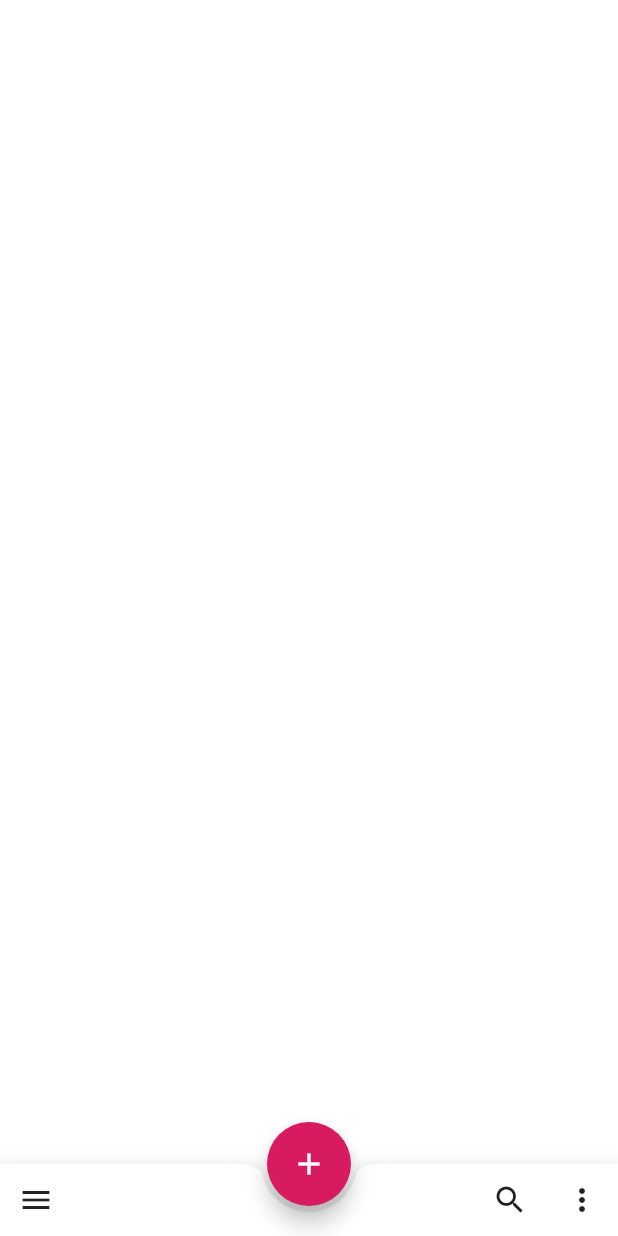
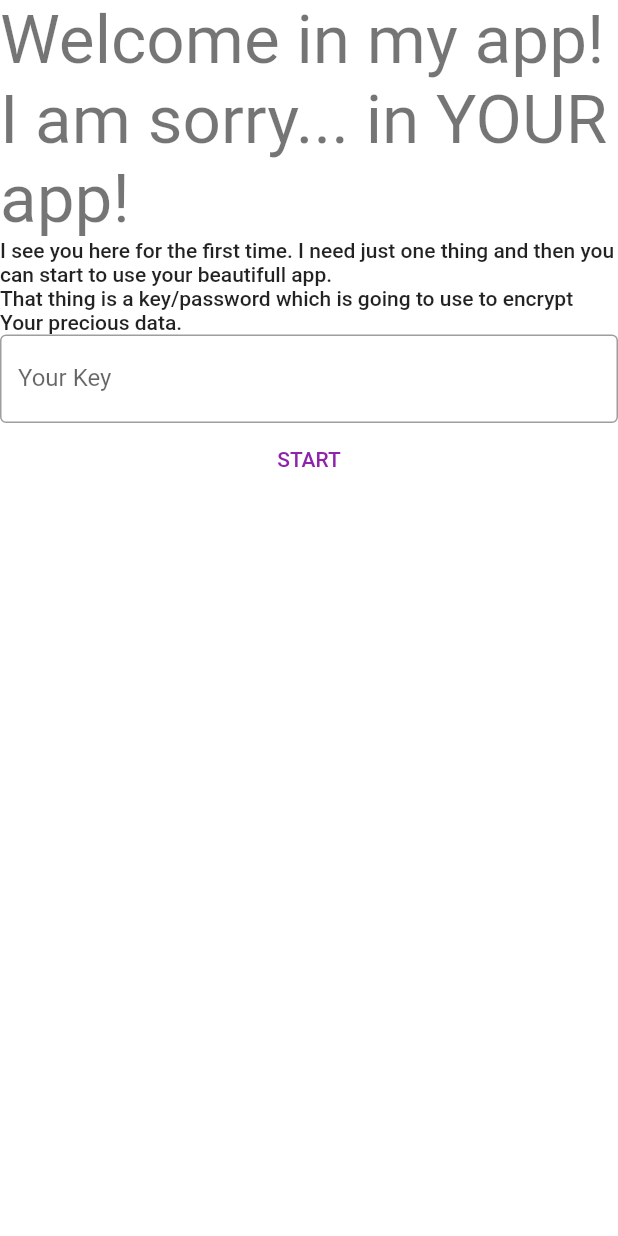
Before and after one commit to LiLatee/Safer_PasswordStorage, a Flutter app: the screen it shows after launch, on a phone screen of 412 x 824 dp. Run offline on Flutter 3.47's test engine with Material 2 defaults, Android fonts, the phone set to English and light mode, and no system bars; our stand-ins replace auto_size_text, bloc, dartz, equatable, file_picker, floor and 7 more; missing offline and left inert: aes_crypt, encrypt, random_color; accounts and stored records are empty; generated files the repository leaves out were written again.

```diff
--- a/lib/logic/cubit/preferences_cubit.dart
+++ b/lib/logic/cubit/preferences_cubit.dart
@@ -1,27 +1,29 @@
-import 'dart:developer';
+// import 'dart:developer';
 
-import 'package:bloc/bloc.dart';
-import 'package:equatable/equatable.dart';
-import 'package:shared_preferences/shared_preferences.dart';
+// import 'package:bloc/bloc.dart';
+// import 'package:equatable/equatable.dart';
+// import 'package:shared_preferences/shared_preferences.dart';
 
-part 'preferences_state.dart';
+// part 'preferences_state.dart';
 
-class PreferencesCubit extends Cubit<PreferencesState> {
-  final SharedPreferences prefs;
+// class PreferencesCubit extends Cubit<PreferencesState> {
+//   final SharedPreferences prefs;
 
-  PreferencesCubit({required this.prefs})
-      : super(PreferencesLoaded(keyExists: prefs.containsKey('key')));
+//   PreferencesCubit({required this.prefs})
+//       : super(PreferencesInitialState()) {
 
-  // void checkIfKeyExists() async {
-  //   if (prefs.containsKey("key"))
-  //     emit(PreferencesKeyExists());
-  //   else
-  //     emit(PreferencesKeyIsNeeded());
-  // }
+//       }
 
-  void setKey({required String key}) {
-    log("w PreferenceCubit");
-    prefs.setString('key', key);
-    emit(PreferencesLoaded(keyExists: prefs.containsKey('key')));
-  }
-}
+//   void checkIfKeyExists() async {
+//     if (prefs.containsKey("key"))
+//       emit(PreferencesKeyExists());
+//     else
+//       emit(PreferencesKeyIsNeeded());
+//   }
+
+//   void setKey({required String key}) {
+//     log("PreferencesCubit - setKey");
+//     prefs.setString('key', key);
+//     emit(PreferencesLoaded(keyExists: prefs.containsKey('key')));
+//   }
+// }
--- a/lib/logic/cubit/preferences_state.dart
+++ b/lib/logic/cubit/preferences_state.dart
@@ -1,14 +1,16 @@
-part of 'preferences_cubit.dart';
+// part of 'preferences_cubit.dart';
 
-abstract class PreferencesState extends Equatable {
-  const PreferencesState();
+// abstract class PreferencesState extends Equatable {
+//   const PreferencesState();
 
-  @override
-  List<Object> get props => [];
-}
+//   @override
+//   List<Object> get props => [];
+// }
 
-class PreferencesLoaded extends PreferencesState {
-  final bool keyExists;
+// class PreferencesInitialState extends PreferencesState {}
 
-  PreferencesLoaded({required this.keyExists});
-}
+// class PreferencesLoaded extends PreferencesState {
+//   final bool keyExists;
+
+//   PreferencesLoaded({required this.keyExists});
+// }
--- a/lib/main.dart
+++ b/lib/main.dart
@@ -4,7 +4,10 @@ import 'package:flutter/material.dart';
 import 'package:flutter_bloc/flutter_bloc.dart';
 import 'package:flutter_gen/gen_l10n/app_localizations.dart';
 import 'package:my_simple_password_storage_clean/logic/cubit/all_accounts/accounts_cubit.dart';
+import 'package:my_simple_password_storage_clean/presentation/screens/first_launch/key_is_needed_dialog.dart';
+import 'package:my_simple_password_storage_clean/presentation/screens/home_screen/home_screen.dart';
 import 'package:provider/provider.dart';
+import 'package:shared_preferences/shared_preferences.dart';
 
 import 'core/themes/app_theme.dart';
 import 'data/data_providers/SQLprovider.dart';
@@ -18,34 +21,18 @@ import 'service_locator.dart' as di;
 
 void main() async {
   WidgetsFlutterBinding.ensureInitialized();
-  // await SQLprovider.db.initDB();
-  // var prefs = await SharedPreferences.getInstance();
   await di.init();
 
   runApp(
     ChangeNotifierProvider(
       create: (context) => ThemeModel(),
-      child: MyApp(
-          // accountsRepository: AccountsRepositoryImlp(sqlProvider: SQLprovider()),
-          // appRouter: AppRouter(sqLProvider: SQLprovider()),
-          // prefs: prefs,
-          ),
+      child: MyApp(),
     ),
   );
 }
 
 class MyApp extends StatelessWidget {
-  // final AccountsRepositoryImlp accountsRepository;
-  // final AppRouter appRouter;
-
-  // final SharedPreferences prefs;
-
-  const MyApp({
-    Key? key,
-    // required this.accountsRepository,
-    // required this.appRouter,
-    // required this.prefs,
-  }) : super(key: key);
+  const MyApp({Key? key}) : super(key: key);
 
   @override
   Widget build(BuildContext context) {
@@ -55,38 +42,6 @@ class MyApp extends StatelessWidget {
       log(details.toString(), name: "OUPS in main.dart");
     };
 
-// MultiBlocProvider(
-//             providers: [
-//               BlocProvider.value(
-//                 value: _accountsCubit,
-//               ),
-//               BlocProvider<AddAccountCubit>(
-//                 create: (_) => AddAccountCubit(
-//                   accountsRepository: _accountsRepository,
-//                   accountsCubit: _accountsCubit,
-//                 ),
-//               ),
-//               BlocProvider<DeleteAccountCubit>(
-//                 create: (_) => DeleteAccountCubit(
-//                   accountsRepository: _accountsRepository,
-//                   accountsCubit: _accountsCubit,
-//                 ),
-//               ),
-//               BlocProvider<ExportDataCubit>(
-//                 create: (_) => ExportDataCubit(
-//                   accountsRepository: _accountsRepository,
-//                 ),
-//               ),
-//               BlocProvider<ImportDataCubit>(
-//                 create: (_) => ImportDataCubit(
-//                   accountsRepository: _accountsRepository,
-//                 ),
-//               ),
-//             ],
-//             child: HomeScreen(),
-//           ),
-
-    // var prefsCubit = PreferencesCubit(prefs: prefs);
     return MultiBlocProvider(
       providers: [
         BlocProvider<AccountsCubit>(
@@ -112,7 +67,16 @@ class MyApp extends StatelessWidget {
         theme: Provider.of<ThemeModel>(context).currentTheme,
         darkTheme: Provider.of<ThemeModel>(context).currentTheme,
         onGenerateRoute: sl<AppRouter>().onGenerateRoute,
+        home: _getStartScreen(),
       ),
     );
   }
+
+  Widget _getStartScreen() {
+    var prefs = sl<SharedPreferences>();
+    if (prefs.containsKey('key'))
+      return HomeScreen();
+    else
+      return FirstLaunchScreen();
+  }
 }
--- a/lib/presentation/router/app_router.dart
+++ b/lib/presentation/router/app_router.dart
@@ -11,7 +11,7 @@ import '../../logic/cubit/all_accounts/add_account_cubit.dart';
 import '../../logic/cubit/all_accounts/accounts_cubit.dart';
 import '../../logic/cubit/all_accounts/delete_account_cubit.dart';
 import '../screens/home_screen/home_screen.dart';
-import '../screens/home_screen/widgets/key_is_needed_dialog.dart';
+import '../screens/first_launch/key_is_needed_dialog.dart';
 
 class AppRouter {
   late AccountsRepositoryImlp _accountsRepository;
@@ -29,9 +29,9 @@ class AppRouter {
         return MaterialPageRoute(
           builder: (_) => HomeScreen(),
         );
-      case '/keyIsNeededDialog':
+      case '/firstLaunchPage':
         return MaterialPageRoute(
-          builder: (context) => KeyIsNeededDialog(),
+          builder: (context) => FirstLaunchScreen(),
           fullscreenDialog: true,
         );
     }
--- a/lib/presentation/screens/home_screen/widgets/key_is_needed_dialog.dart
+++ b/lib/presentation/screens/first_launch/key_is_needed_dialog.dart
@@ -1,15 +1,13 @@
 import 'dart:developer';
 
 import 'package:flutter/material.dart';
-import 'package:flutter_bloc/flutter_bloc.dart';
-import 'package:my_simple_password_storage_clean/logic/cubit/preferences_cubit.dart';
 import 'package:my_simple_password_storage_clean/presentation/widgets_templates/field_widget.dart';
 
-class KeyIsNeededDialog extends StatelessWidget {
+class FirstLaunchScreen extends StatelessWidget {
+  TextEditingController controller = TextEditingController();
+
   @override
   Widget build(BuildContext context) {
-    String key = '';
-
     return Scaffold(
       body: SafeArea(
         child: Column(
@@ -31,12 +29,12 @@ class KeyIsNeededDialog extends StatelessWidget {
             ),
             FieldWidget(
               label: 'Your Key',
-              onChangedCallback: ({required newText}) => key = newText,
+              controller: controller,
             ),
             TextButton(
               onPressed: () {
                 log("HALO");
-                BlocProvider.of<PreferencesCubit>(context).setKey(key: key);
+                // BlocProvider.of<PreferencesCubit>(context).setKey(key: key);
               },
               child: Text("START"),
             ),
--- a/lib/presentation/screens/home_screen/home_screen.dart
+++ b/lib/presentation/screens/home_screen/home_screen.dart
@@ -1,3 +1,5 @@
+import 'dart:developer';
+
 import 'package:flutter/cupertino.dart';
 import 'package:flutter/material.dart';
 import 'package:flutter_bloc/flutter_bloc.dart';
@@ -5,7 +7,9 @@ import 'package:flutter_gen/gen_l10n/app_localizations.dart';
 import 'package:my_simple_password_storage_clean/core/themes/app_theme.dart';
 import 'package:my_simple_password_storage_clean/logic/cubit/preferences_cubit.dart';
 import 'package:provider/provider.dart';
+import 'package:shared_preferences/shared_preferences.dart';
 
+import '../../../service_locator.dart';
 import 'widgets/add_account_floating_button.dart';
 import 'widgets/list_of_accounts.dart';
 import 'widgets/three_dots_menu/export_dialog.dart';
--- a/lib/service_locator.dart
+++ b/lib/service_locator.dart
@@ -41,7 +41,7 @@ Future<void> init() async {
   );
 
   final sharedPreferences = await SharedPreferences.getInstance();
-  sl.registerLazySingleton(() => PreferencesCubit(prefs: sharedPreferences));
+  sl.registerLazySingleton(() => sharedPreferences);
 
   //* Factories
   sl.registerFactoryParam<SingleAccountCubit, AccountDataEntity, void>(
```
